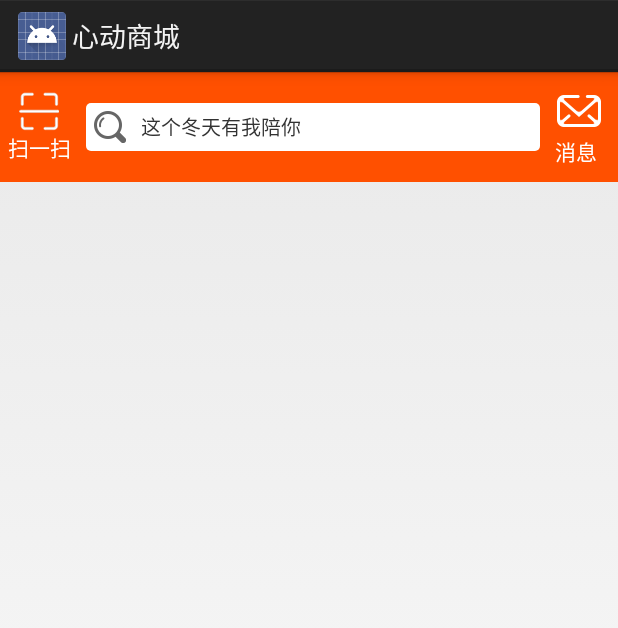
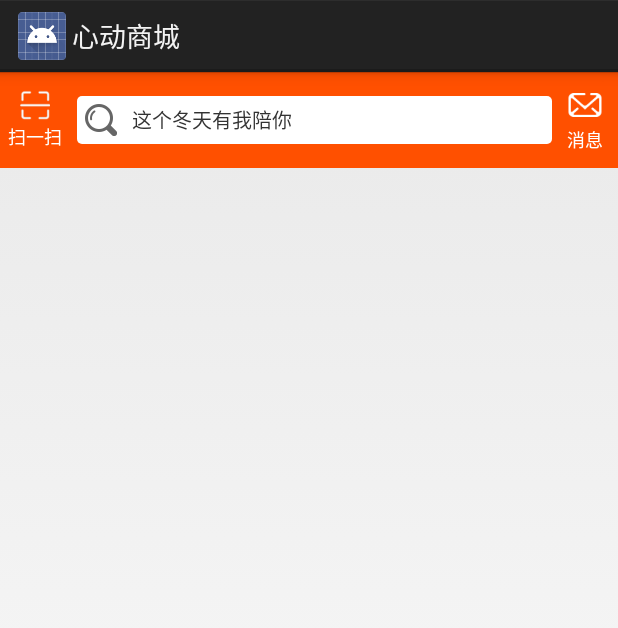
Before and after one commit to xinpengfei520/ShoppingMall, an Android app: the layout titlebar.xml on its own in the app's theme, with its tools: preview values and no code run, on a phone screen of 412 x 824 dp. Shown: the top 628 px of the screen. Run offline under Robolectric (Android 15) with nearby library versions, the phone set to English and light mode, and no system bars.

Commit message:
update gradle & optimized UI

```diff
--- a/app/src/main/res/drawable/home_button_selector.xml
+++ b/app/src/main/res/drawable/home_button_selector.xml
@@ -1,5 +1,5 @@
 <?xml version="1.0" encoding="utf-8"?>
 <selector xmlns:android="http://schemas.android.com/apk/res/android">
-    <item android:drawable="@drawable/main_home" android:state_checked="false"></item>
-    <item android:drawable="@drawable/main_home_press" android:state_checked="true"></item>
+    <item android:drawable="@drawable/main_home" android:state_checked="false" />
+    <item android:drawable="@drawable/main_home_press" android:state_checked="true" />
 </selector>
--- a/app/src/main/res/layout/activity_main.xml
+++ b/app/src/main/res/layout/activity_main.xml
@@ -17,8 +17,8 @@
         android:id="@+id/rg_main"
         android:layout_width="match_parent"
         android:layout_height="60dp"
-        android:layout_alignParentBottom="true"
         android:background="@drawable/bg_white_top_gray_divider"
+        android:gravity="center_vertical"
         android:orientation="horizontal">
 
         <RadioButton
@@ -37,7 +37,6 @@
             android:id="@+id/rb_community"
             style="@style/MainButtonStyle"
             android:drawableTop="@drawable/community_button_selector"
-            android:paddingTop="10dp"
             android:text="发现" />
 
         <RadioButton
--- a/app/src/main/res/layout/titlebar.xml
+++ b/app/src/main/res/layout/titlebar.xml
@@ -3,6 +3,7 @@
     android:layout_width="match_parent"
     android:layout_height="wrap_content"
     android:background="#FF5000"
+    android:gravity="center_vertical"
     android:orientation="horizontal">
 
     <TextView
@@ -12,9 +13,11 @@
         android:layout_gravity="center_vertical"
         android:layout_marginLeft="5dp"
         android:drawableTop="@drawable/scan"
+        android:drawablePadding="2dp"
+        android:gravity="center"
         android:text="扫一扫"
         android:textColor="@android:color/white"
-        android:textSize="14sp" />
+        android:textSize="12sp" />
 
     <TextView
         android:id="@+id/tv_search_home"
@@ -37,7 +40,10 @@
         android:layout_height="wrap_content"
         android:layout_margin="10dp"
         android:drawableTop="@drawable/new_message_icon"
+        android:drawablePadding="2dp"
+        android:gravity="center"
         android:text="消息"
-        android:textColor="#fff" />
+        android:textColor="#fff"
+        android:textSize="12sp" />
 
 </LinearLayout>
--- a/app/src/main/res/values/styles.xml
+++ b/app/src/main/res/values/styles.xml
@@ -11,7 +11,7 @@
         <item name="android:layout_height">wrap_content</item>
         <item name="android:layout_weight">1</item>
         <item name="android:button">@null</item>
-        <!--   <item name="android:drawablePadding">3dp</item>-->
+        <item name="android:drawablePadding">4dp</item>
         <item name="android:textColor">@drawable/bottom_button_text_selector</item>
         <item name="android:textSize">10sp</item>
         <item name="android:gravity">center</item>
--- a/build.gradle
+++ b/build.gradle
@@ -15,7 +15,7 @@ buildscript {
         jcenter()
     }
     dependencies {
-        classpath 'com.android.tools.build:gradle:3.4.2'
+        classpath 'com.android.tools.build:gradle:3.5.0'
         classpath 'com.tencent.bugly:symtabfileuploader:latest.release'
 
         // NOTE: Do not place your application dependencies here; they belong
```
Also changed, not shown: app/src/main/res/drawable-xhdpi/main_cart.png (renamed from app/src/main/res/drawable-hdpi/main_cart.png), app/src/main/res/drawable-xhdpi/main_cart_press.png (renamed from app/src/main/res/drawable-hdpi/main_cart_press.png), app/src/main/res/drawable-xhdpi/main_community.png (renamed from app/src/main/res/drawable-hdpi/main_community.png), app/src/main/res/drawable-xhdpi/main_community_press.png (renamed from app/src/main/res/drawable-hdpi/main_community_press.png), app/src/main/res/drawable-xhdpi/main_home.png (renamed from app/src/main/res/drawable-hdpi/main_home.png), app/src/main/res/drawable-xhdpi/main_home_press.png (renamed from app/src/main/res/drawable-hdpi/main_home_press.png), app/src/main/res/drawable-xhdpi/main_type.png (renamed from app/src/main/res/drawable-hdpi/main_type.png), app/src/main/res/drawable-xhdpi/main_type_press.png (renamed from app/src/main/res/drawable-hdpi/main_type_press.png), app/src/main/res/drawable-xhdpi/main_user.png (renamed from app/src/main/res/drawable-hdpi/main_user.png), app/src/main/res/drawable-xhdpi/main_user_press.png (renamed from app/src/main/res/drawable-hdpi/main_user_press.png), app/src/main/res/drawable-xhdpi/new_message_icon.png (renamed from app/src/main/res/drawable-hdpi/new_message_icon.png), app/src/main/res/drawable-xhdpi/scan.png (renamed from app/src/main/res/drawable-hdpi/scan.png), gradle/wrapper/gradle-wrapper.properties.
